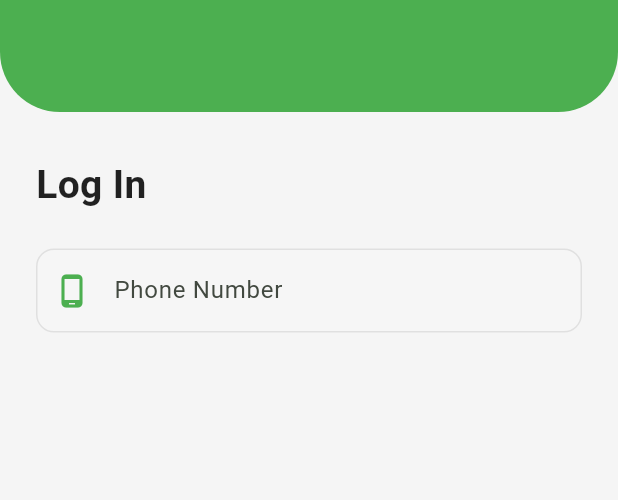
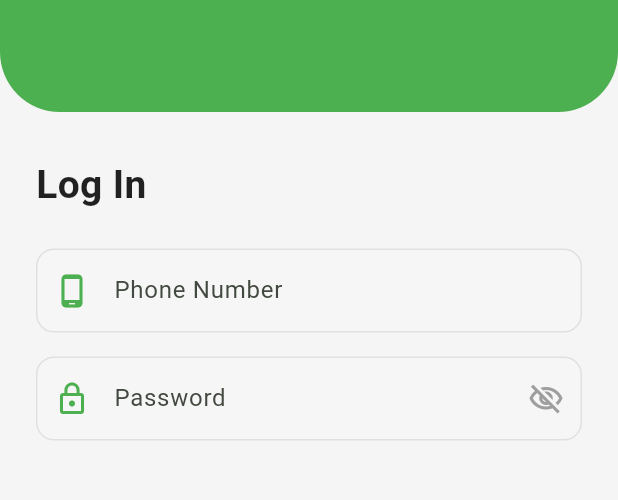
Before and after one commit to rismanitalst/KB1179-1123150058-uts, a Flutter app: the Login screen opened by its route, on a phone screen of 412 x 824 dp, the part 188-688 px from its top. Run offline on Flutter 3.47's test engine with Material 3 defaults, Android fonts, the phone set to English and light mode, and no system bars.

Commit message:
loginPage: add password field with toggle eye

```diff
--- a/lib/screen/login.dart
+++ b/lib/screen/login.dart
@@ -1,19 +1,26 @@
 import 'package:flutter/material.dart';
 
-class Login extends StatelessWidget {
+class Login extends StatefulWidget {
   const Login({super.key});
+
+  @override
+  State<Login> createState() => _LoginState();
+}
+
+class _LoginState extends State<Login> {
+  bool _obscurePassword = true;
 
   @override
   Widget build(BuildContext context) {
     return Scaffold(
       backgroundColor: Colors.grey[100],
       body: SafeArea(
-        child: SingleChildScrollView( // biar bisa discroll
+        child: SingleChildScrollView(
           physics: const BouncingScrollPhysics(),
           child: Column(
             crossAxisAlignment: CrossAxisAlignment.center,
             children: [
-              // ini bagian header
+              // header
               Container(
                 width: double.infinity,
                 height: 200,
@@ -54,7 +61,7 @@
                     ),
                     const SizedBox(height: 24),
 
-                    // field phone number
+                    // phone
                     TextField(
                       keyboardType: TextInputType.phone,
                       decoration: InputDecoration(
@@ -62,6 +69,48 @@
                         hintText: 'Masukkan nomor telepon Anda',
                         prefixIcon: const Icon(Icons.phone_android_outlined,
                             color: Colors.green),
+                        filled: true,
+                        fillColor: const Color(0xFFF6F6F6),
+                        border: OutlineInputBorder(
+                          borderRadius: BorderRadius.circular(12.0),
+                        ),
+                        enabledBorder: OutlineInputBorder(
+                          borderRadius: BorderRadius.circular(12),
+                          borderSide: BorderSide(color: Colors.grey[300]!),
+                        ),
+                        focusedBorder: const OutlineInputBorder(
+                          borderRadius: BorderRadius.all(Radius.circular(12)),
+                          borderSide: BorderSide(
+                            color: Colors.green,
+                            width: 2,
+                          ),
+                        ),
+                      ),
+                    ),
+
+                    const SizedBox(height: 16),
+
+                    // password
+                    TextField(
+                      obscureText: _obscurePassword,
+                      decoration: InputDecoration(
+                        labelText: 'Password',
+                        hintText: 'Masukkan password Anda',
+                        prefixIcon: const Icon(Icons.lock_outline,
+                            color: Colors.green),
+                        suffixIcon: IconButton(
+                          icon: Icon(
+                            _obscurePassword
+                                ? Icons.visibility_off_outlined
+                                : Icons.visibility_outlined,
+                            color: Colors.grey,
+                          ),
+                          onPressed: () {
+                            setState(() {
+                              _obscurePassword = !_obscurePassword;
+                            });
+                          },
+                        ),
                         filled: true,
                         fillColor: const Color(0xFFF6F6F6),
                         border: OutlineInputBorder(
```
